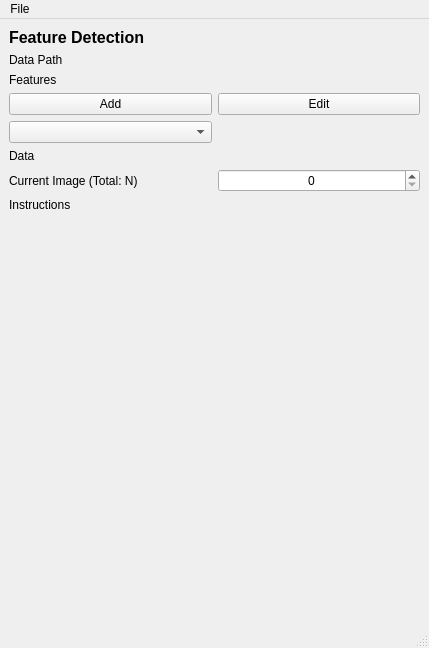
The window that fibsem/ui/qtdesigner_files/FibsemFeatureDetectionUI.ui (DeMarcoLab/fibsem) describes before a commit, drawn with Qt 5.
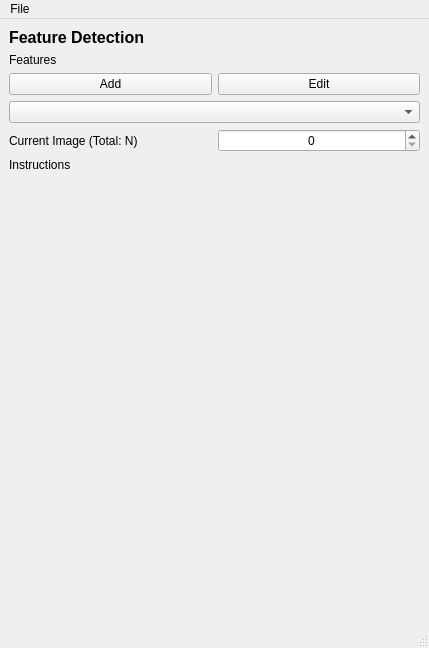
The same window after the commit.

Commit message: final working: feature det ui

Patch:
```diff
--- a/fibsem/ui/qtdesigner_files/FibsemFeatureDetectionUI.ui
+++ b/fibsem/ui/qtdesigner_files/FibsemFeatureDetectionUI.ui
@@ -15,16 +15,9 @@
   </property>
   <widget class="QWidget" name="centralwidget">
    <layout class="QGridLayout" name="gridLayout">
-    <item row="4" column="0">
+    <item row="3" column="0" colspan="2">
      <widget class="QComboBox" name="comboBox_features"/>
     </item>
-    <item row="7" column="0">
-     <widget class="QLabel" name="label_data_progress">
-      <property name="text">
-       <string>Current Image (Total: N)</string>
-      </property>
-     </widget>
-    </item>
     <item row="0" column="0" colspan="2">
      <widget class="QLabel" name="label_header_features">
       <property name="font">
@@ -39,31 +32,28 @@
       </property>
      </widget>
     </item>
-    <item row="2" column="0" colspan="2">
+    <item row="2" column="1">
+     <widget class="QPushButton" name="pushButton_edit_feature">
+      <property name="text">
+       <string>Edit</string>
+      </property>
+     </widget>
+    </item>
+    <item row="1" column="0" colspan="2">
      <widget class="QLabel" name="label_features_header">
       <property name="text">
        <string>Features</string>
       </property>
      </widget>
     </item>
-    <item row="6" column="0" colspan="2">
-     <widget class="QLabel" name="label_data_header">
+    <item row="2" column="0">
+     <widget class="QPushButton" name="pushButton_add_feature">
       <property name="text">
-       <string>Data</string>
+       <string>Add</string>
       </property>
      </widget>
     </item>
-    <item row="7" column="1">
-     <widget class="QSpinBox" name="spinBox_data_progress">
-      <property name="alignment">
-       <set>Qt::AlignCenter</set>
-      </property>
-      <property name="maximum">
-       <number>999999999</number>
-      </property>
-     </widget>
-    </item>
-    <item row="9" column="0" colspan="2">
+    <item row="7" column="0" colspan="2">
      <spacer name="verticalSpacer">
       <property name="orientation">
        <enum>Qt::Vertical</enum>
@@ -76,31 +66,30 @@
       </property>
      </spacer>
     </item>
-    <item row="8" column="0" colspan="2">
+    <item row="6" column="0" colspan="2">
      <widget class="QLabel" name="label_instructions">
       <property name="text">
        <string>Instructions</string>
       </property>
-     </widget>
-    </item>
-    <item row="1" column="0" colspan="2">
-     <widget class="QLabel" name="label_data_info">
-      <property name="text">
-       <string>Data Path</string>
+      <property name="wordWrap">
+       <bool>true</bool>
       </property>
      </widget>
     </item>
-    <item row="3" column="0">
-     <widget class="QPushButton" name="pushButton_add_feature">
-      <property name="text">
-       <string>Add</string>
+    <item row="5" column="1">
+     <widget class="QSpinBox" name="spinBox_data_progress">
+      <property name="alignment">
+       <set>Qt::AlignCenter</set>
       </property>
+      <property name="maximum">
+       <number>999999999</number>
+      </property>
      </widget>
     </item>
-    <item row="3" column="1">
-     <widget class="QPushButton" name="pushButton_edit_feature">
+    <item row="5" column="0">
+     <widget class="QLabel" name="label_data_progress">
       <property name="text">
-       <string>Edit</string>
+       <string>Current Image (Total: N)</string>
       </property>
      </widget>
     </item>
```
The commit also changes 2 other files.
